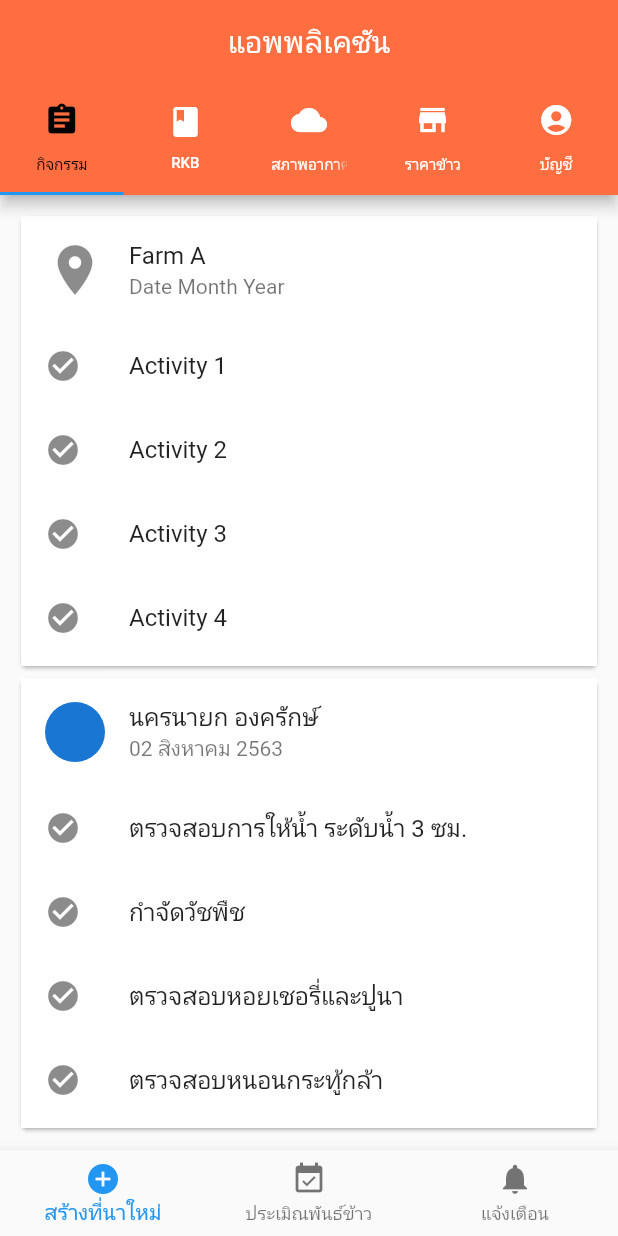
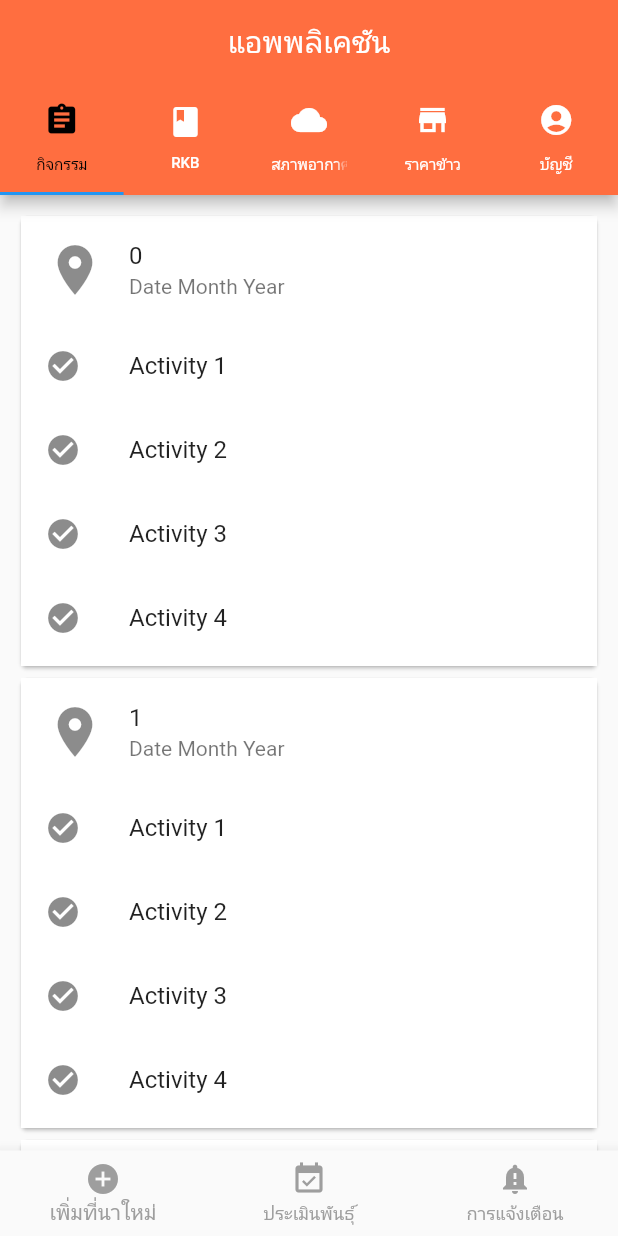
Before and after one commit to songgaheel/app-rice, a Flutter app: the screen it shows after launch, on a phone screen of 412 x 824 dp. Run offline on Flutter 3.47's test engine with Material 2 defaults, Android fonts, the phone set to English and light mode, and no system bars.

Commit message:
navigator to add farm, evaluate varities and notification

```diff
--- a/lib/screen/feed.dart
+++ b/lib/screen/feed.dart
@@ -6,13 +6,30 @@ class Feed extends StatefulWidget {
 }
 
 class _FeedState extends State<Feed> {
+  int _selectedIndex = 0;
+  List<Widget> _pageWidget = <Widget>[
+    Text('เพิ่มที่นาใหม่'),
+    Text('ประเมินพันธุ์'),
+    Text('การแจ้งเตือน'),
+  ];
+
+  void _onItemTapped(int index) {
+    setState(() {
+      _selectedIndex = index;
+      Navigator.push(
+          context,
+          MaterialPageRoute(
+              builder: (context) => _pageWidget.elementAt(_selectedIndex)));
+    });
+  }
+
   @override
   Widget build(BuildContext context) {
     return Scaffold(
-      body: ListView(
-        padding: EdgeInsets.all(10),
-        children: <Widget>[
-          Card(
+      body: ListView.builder(
+        itemCount: 3,
+        itemBuilder: (context, i) {
+          return Card(
             child: Container(
               height: 300,
               color: Colors.white,
@@ -23,7 +40,7 @@ class _FeedState extends State<Feed> {
                       Icons.location_on,
                       size: 40,
                     ),
-                    title: Text('Farm A'),
+                    title: Text('$i'),
                     subtitle: Text('Date Month Year'),
                   ),
                   ListTile(
@@ -45,55 +62,29 @@ class _FeedState extends State<Feed> {
                 ],
               ),
             ),
-          ),
-          Card(
-            child: Container(
-              height: 300,
-              color: Colors.white,
-              child: Column(
-                children: <Widget>[
-                  ListTile(
-                    leading: CircleAvatar(),
-                    title: Text('นครนายก องครักษ์'),
-                    subtitle: Text('02 สิงหาคม 2563'),
-                  ),
-                  ListTile(
-                    leading: Icon(Icons.check_circle),
-                    title: Text('ตรวจสอบการให้น้ำ ระดับน้ำ 3 ซม.'),
-                  ),
-                  ListTile(
-                    leading: Icon(Icons.check_circle),
-                    title: Text('กำจัดวัชพืช'),
-                  ),
-                  ListTile(
-                    leading: Icon(Icons.check_circle),
-                    title: Text('ตรวจสอบหอยเชอรี่และปูนา'),
-                  ),
-                  ListTile(
-                    leading: Icon(Icons.check_circle),
-                    title: Text('ตรวจสอบหนอนกระทู้กล้า'),
-                  ),
-                ],
-              ),
-            ),
-          ),
-        ],
+          );
+        },
+        padding: EdgeInsets.all(10),
       ),
       bottomNavigationBar: BottomNavigationBar(
-        items: [
+        items: const <BottomNavigationBarItem>[
           BottomNavigationBarItem(
             icon: Icon(Icons.add_circle),
-            title: Text('สร้างที่นาใหม่'),
+            title: Text('เพิ่มที่นาใหม่'),
           ),
           BottomNavigationBarItem(
             icon: Icon(Icons.event_available),
-            title: Text('ประเมิณพันธ์ข้าว'),
+            title: Text('ประเมินพันธุ์'),
           ),
           BottomNavigationBarItem(
-            icon: Icon(Icons.notifications),
-            title: Text('แจ้งเตือน'),
+            icon: Icon(Icons.notification_important),
+            title: Text('การแจ้งเตือน'),
           ),
         ],
+        selectedItemColor: Colors.grey,
+        unselectedItemColor: Colors.grey,
+        currentIndex: _selectedIndex,
+        onTap: _onItemTapped,
       ),
     );
   }
```
Also changed, not shown: lib/screen/create_farm_screen.dart (added).
